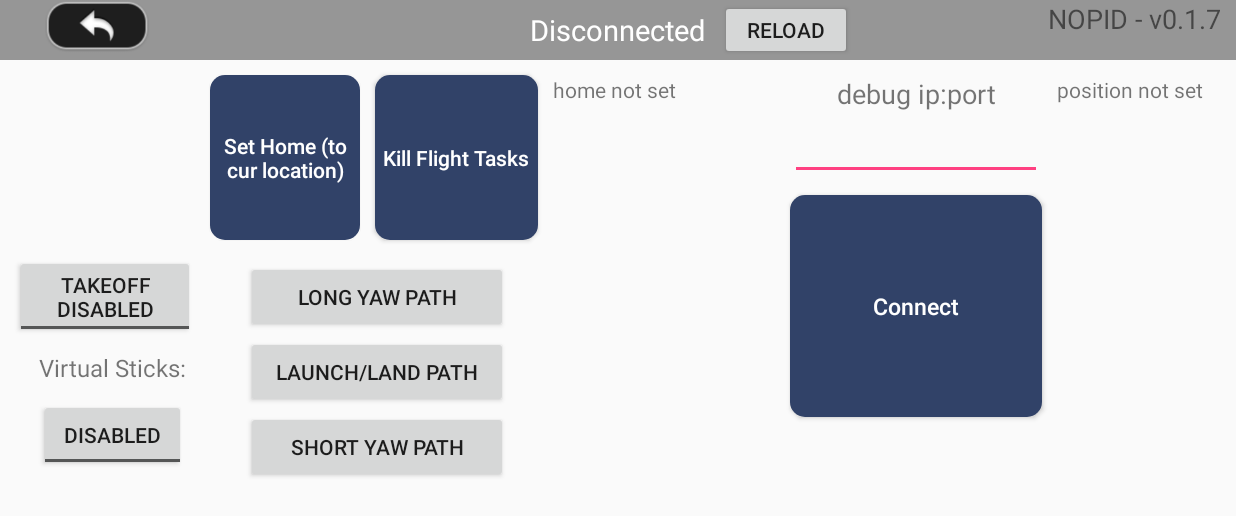
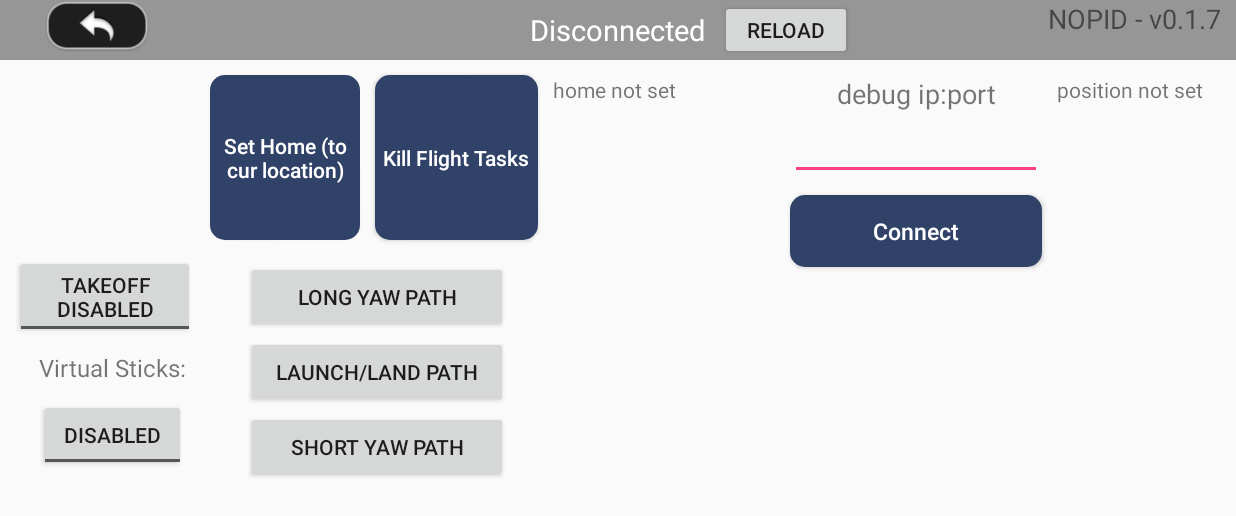
Before and after one commit to kadytoast/mavicmini, an Android app: the screen it shows after launch (MainActivity), on a phone screen of 824 x 412 dp (held sideways). Shown: the top 516 px of the screen. Run offline under Robolectric (Android 15) with nearby library versions, the phone set to English and light mode, and no system bars; our stand-ins replace Volley; libraries missing offline, so code that uses them is left out: com.secneo.sdk, dji.common.error, dji.common.flightcontroller, dji.common.model, dji.common.util and 5 more; 6 statements that could not run were skipped.

Commit message:
small edits, pc die

```diff
--- a/Launchpad/app/src/main/java/com/dji/launchpad/MainActivity.java
+++ b/Launchpad/app/src/main/java/com/dji/launchpad/MainActivity.java
@@ -79,10 +79,11 @@ public class MainActivity extends Activity implements View.OnClickListener {
 
     // method to initialize buttons and add to click listener
     private void loadUI() {
+        findViewById(R.id.btn_killtasks).setOnClickListener(this);
         findViewById(R.id.btn_startpath_1).setOnClickListener(this);
         findViewById(R.id.btn_startpath_2).setOnClickListener(this);
         findViewById(R.id.btn_startpath_3).setOnClickListener(this);
-        findViewById(R.id.btn_killtasks).setOnClickListener(this);
+        //TODO add button listeners for new buttons here
     }
 
     @Override
--- a/Launchpad/app/src/main/res/layout-land/activity_main.xml
+++ b/Launchpad/app/src/main/res/layout-land/activity_main.xml
@@ -198,7 +198,6 @@
         android:layout_below="@+id/editText_debugaddress"
         android:layout_alignStart="@+id/editText_debugaddress"
         android:layout_alignEnd="@+id/editText_debugaddress"
-        android:layout_alignBottom="@+id/textview_homecoords"
         android:text="Connect"
         android:textSize="15sp" />
 
```
Also changed, not shown: 1 other file.
